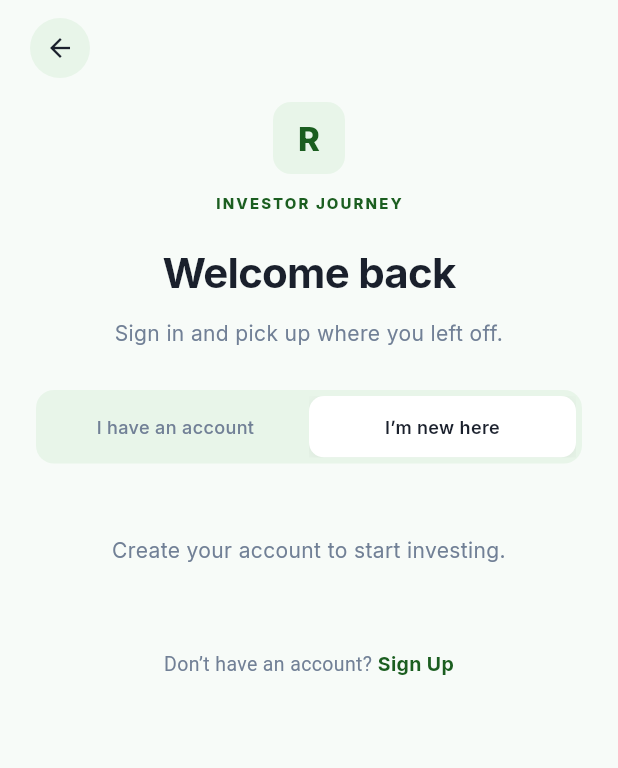
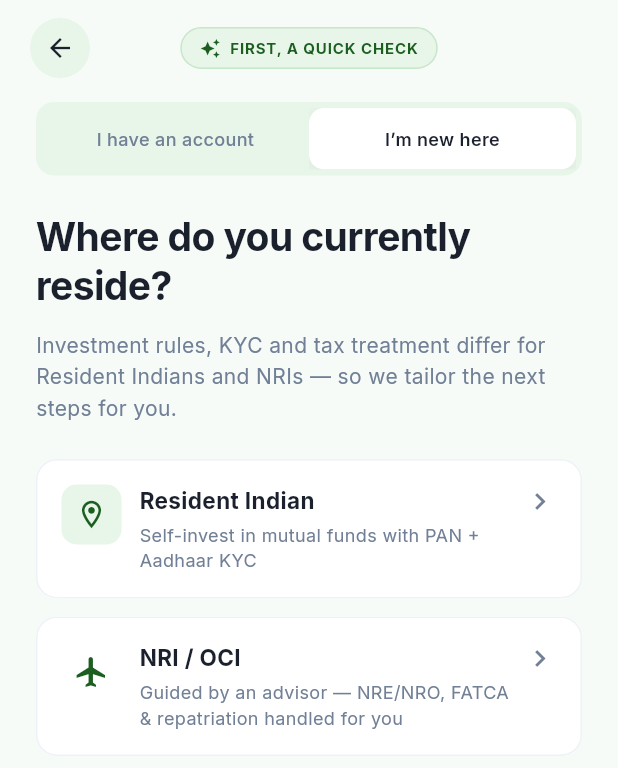
Before and after one commit to ebffintech/ramaniya_mobile, a Flutter app: the LoginScreen screen opened directly, after a tap on an icon or button, on a phone screen of 412 x 824 dp. Shown: the top 768 px of the screen. Run offline on Flutter 3.47's test engine with Material 3 defaults, Android fonts, the light colour scheme and no system bars; our stand-ins replace google_fonts.

Commit message:
new screen for I m new here toggle

```diff
--- a/lib/screens/login_screen.dart
+++ b/lib/screens/login_screen.dart
@@ -1,5 +1,6 @@
 import 'package:flutter/material.dart';
 import 'package:ramaniya_mobile/core/theme/app_colors.dart';
+import 'package:ramaniya_mobile/widgets/residency_check_content.dart';
 import 'package:ramaniya_mobile/widgets/screen_back_button.dart';
 
 class LoginScreen extends StatefulWidget {
@@ -22,12 +23,23 @@ class _LoginScreenState extends State<LoginScreen> {
         child: Column(
           crossAxisAlignment: CrossAxisAlignment.stretch,
           children: [
-            const Padding(
-              padding: EdgeInsets.fromLTRB(20, 12, 20, 0),
-              child: Align(
-                alignment: Alignment.centerLeft,
-                child: ScreenBackButton(),
-              ),
+            Padding(
+              padding: const EdgeInsets.fromLTRB(20, 12, 20, 0),
+              child: _hasAccount
+                  ? const Align(
+                      alignment: Alignment.centerLeft,
+                      child: ScreenBackButton(),
+                    )
+                  : const Stack(
+                      alignment: Alignment.center,
+                      children: [
+                        Align(
+                          alignment: Alignment.centerLeft,
+                          child: ScreenBackButton(),
+                        ),
+                        ResidencyCheckTopBar(),
+                      ],
+                    ),
             ),
             Expanded(
               child: SingleChildScrollView(
@@ -35,8 +47,8 @@ class _LoginScreenState extends State<LoginScreen> {
                 child: Column(
                   crossAxisAlignment: CrossAxisAlignment.stretch,
                   children: [
-                    const _LoginHeader(),
-                    const SizedBox(height: 28),
+                    if (_hasAccount) const _LoginHeader(),
+                    if (_hasAccount) const SizedBox(height: 28),
                     _AuthTabSwitcher(
                       hasAccount: _hasAccount,
                       onChanged: (value) => setState(() => _hasAccount = value),
@@ -77,10 +89,10 @@ class _LoginScreenState extends State<LoginScreen> {
                       ),
                       const SizedBox(height: 28),
                       const _SocialLoginSection(),
+                      const SizedBox(height: 32),
+                      const _LoginFooter(),
                     ] else
-                      const _NewUserPlaceholder(),
-                    const SizedBox(height: 32),
-                    const _LoginFooter(),
+                      const ResidencyCheckContent(),
                   ],
                 ),
               ),
@@ -561,22 +573,3 @@ class _LoginFooter extends StatelessWidget {
     );
   }
 }
-
-class _NewUserPlaceholder extends StatelessWidget {
-  const _NewUserPlaceholder();
-
-  @override
-  Widget build(BuildContext context) {
-    return Padding(
-      padding: const EdgeInsets.symmetric(vertical: 24),
-      child: Text(
-        'Create your account to start investing.',
-        textAlign: TextAlign.center,
-        style: TextStyle(
-          fontSize: 14,
-          color: AppColors.bodyGray,
-        ),
-      ),
-    );
-  }
-}
--- /dev/null
+++ b/lib/widgets/residency_check_content.dart
@@ -0,0 +1,190 @@
+import 'package:flutter/material.dart';
+import 'package:ramaniya_mobile/core/theme/app_colors.dart';
+import 'package:ramaniya_mobile/screens/advisor_screen.dart';
+
+class ResidencyCheckContent extends StatelessWidget {
+  const ResidencyCheckContent({super.key});
+
+  @override
+  Widget build(BuildContext context) {
+    return Column(
+      crossAxisAlignment: CrossAxisAlignment.start,
+      children: [
+        const Text(
+          'Where do you currently reside?',
+          style: TextStyle(
+            fontSize: 26,
+            fontWeight: FontWeight.w700,
+            height: 1.25,
+            letterSpacing: -0.4,
+            color: AppColors.headingDark,
+          ),
+        ),
+        const SizedBox(height: 12),
+        Text(
+          'Investment rules, KYC and tax treatment differ for Resident Indians and NRIs \u2014 so we tailor the next steps for you.',
+          style: TextStyle(
+            fontSize: 14,
+            height: 1.5,
+            color: AppColors.bodyGray,
+          ),
+        ),
+        const SizedBox(height: 24),
+        _ResidencyOptionCard(
+          icon: Icons.location_on_outlined,
+          iconHasBackground: true,
+          title: 'Resident Indian',
+          subtitle: 'Self-invest in mutual funds with PAN + Aadhaar KYC',
+          onTap: () {},
+        ),
+        const SizedBox(height: 12),
+        _ResidencyOptionCard(
+          icon: Icons.flight_outlined,
+          iconHasBackground: false,
+          title: 'NRI / OCI',
+          subtitle:
+              'Guided by an advisor \u2014 NRE/NRO, FATCA & repatriation handled for you',
+          onTap: () {
+            Navigator.of(context).push(
+              MaterialPageRoute<void>(
+                builder: (context) => const AdvisorScreen(),
+              ),
+            );
+          },
+        ),
+      ],
+    );
+  }
+}
+
+class ResidencyCheckTopBar extends StatelessWidget {
+  const ResidencyCheckTopBar({super.key});
+
+  @override
+  Widget build(BuildContext context) {
+    return Container(
+      padding: const EdgeInsets.symmetric(horizontal: 12, vertical: 6),
+      decoration: BoxDecoration(
+        color: AppColors.lightMintGreen,
+        borderRadius: BorderRadius.circular(999),
+        border: Border.all(color: AppColors.mintAccent),
+      ),
+      child: Row(
+        mainAxisSize: MainAxisSize.min,
+        children: [
+          Icon(
+            Icons.auto_awesome,
+            size: 14,
+            color: AppColors.primaryDarkGreen,
+          ),
+          const SizedBox(width: 6),
+          Text(
+            'FIRST, A QUICK CHECK',
+            style: TextStyle(
+              fontSize: 10,
+              fontWeight: FontWeight.w700,
+              letterSpacing: 0.6,
+              color: AppColors.primaryDarkGreen,
+            ),
+          ),
+        ],
+      ),
+    );
+  }
+}
+
+class _ResidencyOptionCard extends StatelessWidget {
+  const _ResidencyOptionCard({
+    required this.icon,
+    required this.iconHasBackground,
+    required this.title,
+    required this.subtitle,
+    required this.onTap,
+  });
+
+  final IconData icon;
+  final bool iconHasBackground;
+  final String title;
+  final String subtitle;
+  final VoidCallback onTap;
+
+  @override
+  Widget build(BuildContext context) {
+    return Material(
+      color: AppColors.white,
+      borderRadius: BorderRadius.circular(14),
+      child: InkWell(
+        onTap: onTap,
+        borderRadius: BorderRadius.circular(14),
+        child: Ink(
+          decoration: BoxDecoration(
+            color: AppColors.white,
+            borderRadius: BorderRadius.circular(14),
+            border: Border.all(color: AppColors.cardBorder),
+          ),
+          padding: const EdgeInsets.all(16),
+          child: Row(
+            crossAxisAlignment: CrossAxisAlignment.start,
+            children: [
+              if (iconHasBackground)
+                Container(
+                  width: 40,
+                  height: 40,
+                  alignment: Alignment.center,
+                  decoration: BoxDecoration(
+                    color: AppColors.lightMintGreen,
+                    borderRadius: BorderRadius.circular(10),
+                  ),
+                  child: Icon(
+                    icon,
+                    size: 22,
+                    color: AppColors.primaryDarkGreen,
+                  ),
+                )
+              else
+                SizedBox(
+                  width: 40,
+                  height: 40,
+                  child: Icon(
+                    icon,
+                    size: 24,
+                    color: AppColors.primaryDarkGreen,
+                  ),
+                ),
+              const SizedBox(width: 12),
+              Expanded(
+                child: Column(
+                  crossAxisAlignment: CrossAxisAlignment.start,
+                  children: [
+                    Text(
+                      title,
+                      style: const TextStyle(
+                        fontSize: 15,
+                        fontWeight: FontWeight.w700,
+                        color: AppColors.headingDark,
+                      ),
+                    ),
+                    const SizedBox(height: 4),
+                    Text(
+                      subtitle,
+                      style: TextStyle(
+                        fontSize: 12,
+                        height: 1.4,
+                        color: AppColors.bodyGray,
+                      ),
+                    ),
+                  ],
+                ),
+              ),
+              Icon(
+                Icons.chevron_right,
+                size: 22,
+                color: AppColors.bodyGray,
+              ),
+            ],
+          ),
+        ),
+      ),
+    );
+  }
+}
```
